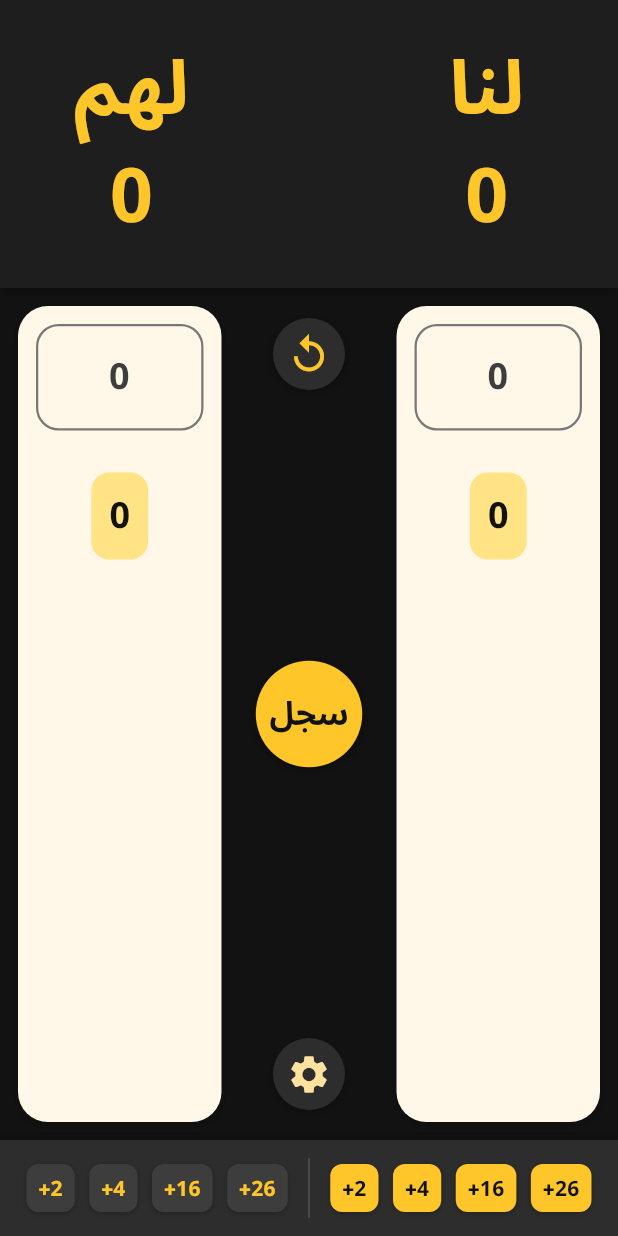
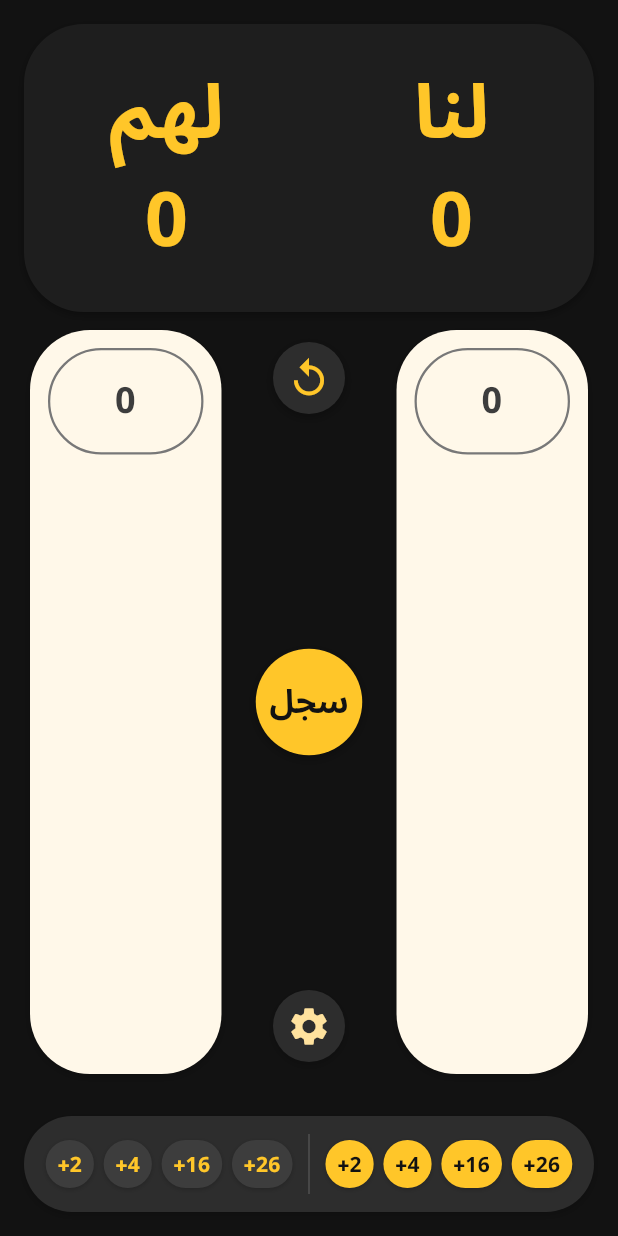
Before and after one commit to sa3eedDev/Nashra, a Flutter app: the screen it shows after launch, after a tap on the "replay" icon, on a phone screen of 412 x 824 dp. Run offline on Flutter 3.47's test engine with Material 3 defaults, Android fonts, the phone set to English and light mode, and no system bars; our stand-ins replace google_fonts.

Commit message:
updated the theme and add clock feature.

```diff
--- a/lib/home_screen.dart
+++ b/lib/home_screen.dart
@@ -45,6 +45,12 @@ class _HomeScreenState extends State<HomeScreen> with WidgetsBindingObserver {
   // Inactivity timer
   Timer? _inactivityTimer;
 
+  // Game timer
+  Timer? _gameTimer;
+  int _gameTimeInSeconds = 0;
+  String _formattedGameTime = "00:00";
+  bool _isGameTimerRunning = false;
+
   // Scoreboard mode flag
   bool _showScoreboard = false;
 
@@ -61,6 +67,9 @@ class _HomeScreenState extends State<HomeScreen> with WidgetsBindingObserver {
     // Add listeners to text controllers to handle auto-focus and auto-add
     teamOneController.addListener(_handleTeamOneInputChange);
     teamTwoController.addListener(_handleTeamTwoInputChange);
+
+    // Initialize formatted game time
+    _updateFormattedGameTime();
   }
 
   @override
@@ -69,6 +78,37 @@ class _HomeScreenState extends State<HomeScreen> with WidgetsBindingObserver {
     if (state == AppLifecycleState.resumed) {
       _resetInactivityTimer();
     }
+  }
+
+  // Start the game timer
+  void _startGameTimer() {
+    if (!_isGameTimerRunning) {
+      print("Starting game timer");
+      _isGameTimerRunning = true;
+      _gameTimer?.cancel(); // Cancel any existing timer first
+      _gameTimer = Timer.periodic(const Duration(seconds: 1), (timer) {
+        if (mounted) {
+          setState(() {
+            _gameTimeInSeconds++;
+            _updateFormattedGameTime();
+            print("Timer tick: $_formattedGameTime");
+          });
+        }
+      });
+    }
+  }
+
+  // Stop the game timer
+  void _stopGameTimer() {
+    _gameTimer?.cancel();
+    _isGameTimerRunning = false;
+  }
+
+  // Update the formatted game time string
+  void _updateFormattedGameTime() {
+    int minutes = _gameTimeInSeconds ~/ 60;
+    int seconds = _gameTimeInSeconds % 60;
+    _formattedGameTime = '${minutes.toString().padLeft(2, '0')}:${seconds.toString().padLeft(2, '0')}';
   }
 
   // Handle input changes for Team One
@@ -144,8 +184,9 @@ class _HomeScreenState extends State<HomeScreen> with WidgetsBindingObserver {
 
   @override
   void dispose() {
-    // Cancel timer
+    // Cancel timers
     _inactivityTimer?.cancel();
+    _gameTimer?.cancel();
 
     // Remove observer
     WidgetsBinding.instance.removeObserver(this);
@@ -173,6 +214,13 @@ class _HomeScreenState extends State<HomeScreen> with WidgetsBindingObserver {
     final int? scoreTwo = int.tryParse(teamTwoText);
 
     if (scoreOne != null && scoreTwo != null) {
+      // Start game timer if this is the first round
+      if (_isFirstRound) {
+        print("First round - starting timer");
+        // Start the timer outside setState to ensure it runs
+        Future.microtask(() => _startGameTimer());
+      }
+
       setState(() {
         // First round is now over
         _isFirstRound = false;
@@ -205,6 +253,9 @@ class _HomeScreenState extends State<HomeScreen> with WidgetsBindingObserver {
   // Check if any team has won
   void checkForWinner() {
     if (teamOneScore >= maxScore || teamTwoScore >= maxScore) {
+      // Stop the game timer when a team wins
+      _stopGameTimer();
+
       String winner;
 
       // If both teams passed 152, the winner is the one with higher points
@@ -224,7 +275,7 @@ class _HomeScreenState extends State<HomeScreen> with WidgetsBindingObserver {
         builder: (context) => AlertDialog(
           backgroundColor: AppTheme.surfaceA10,
           shape: RoundedRectangleBorder(
-            borderRadius: BorderRadius.circular(20),
+            borderRadius: BorderRadius.circular(40),
           ),
           title: Text(
             'انتهت اللعبة!',
@@ -244,7 +295,7 @@ class _HomeScreenState extends State<HomeScreen> with WidgetsBindingObserver {
                 padding: const EdgeInsets.all(20),
                 decoration: BoxDecoration(
                   color: AppTheme.surfaceA20,
-                  borderRadius: BorderRadius.circular(15),
+                  borderRadius: BorderRadius.circular(40),
                 ),
                 child: Text(
                   '$winner فاز باللعبة!',
@@ -283,6 +334,16 @@ class _HomeScreenState extends State<HomeScreen> with WidgetsBindingObserver {
                   ),
                 ],
               ),
+              const SizedBox(height: 12),
+              Text(
+                'وقت اللعبة: $_formattedGameTime',
+                style: GoogleFonts.notoSansArabic(
+                  textStyle: const TextStyle(
+                    color: AppTheme.primaryA30,
+                    fontSize: 16,
+                  ),
+                ),
+              ),
             ],
           ),
           actions: [
@@ -295,7 +356,7 @@ class _HomeScreenState extends State<HomeScreen> with WidgetsBindingObserver {
                     backgroundColor: AppTheme.surfaceA30,
                     padding: const EdgeInsets.symmetric(horizontal: 20, vertical: 12),
                     shape: RoundedRectangleBorder(
-                      borderRadius: BorderRadius.circular(12),
+                      borderRadius: BorderRadius.circular(40),
                     ),
                   ),
                   onPressed: () {
@@ -319,7 +380,7 @@ class _HomeScreenState extends State<HomeScreen> with WidgetsBindingObserver {
                     backgroundColor: AppTheme.primaryA0,
                     padding: const EdgeInsets.symmetric(horizontal: 20, vertical: 12),
                     shape: RoundedRectangleBorder(
-                      borderRadius: BorderRadius.circular(12),
+                      borderRadius: BorderRadius.circular(40),
                     ),
                   ),
                   onPressed: () {
@@ -359,6 +420,11 @@ class _HomeScreenState extends State<HomeScreen> with WidgetsBindingObserver {
       teamTwoController.clear();
       _isFirstRound = true;
       _showScoreboard = false;
+
+      // Reset game timer
+      _stopGameTimer();
+      _gameTimeInSeconds = 0;
+      _formattedGameTime = "00:00";
     });
 
     // Cancel inactivity timer since we're back to first round
@@ -381,6 +447,9 @@ class _HomeScreenState extends State<HomeScreen> with WidgetsBindingObserver {
         // If we've undone all moves, we're back to first round
         if (teamOneHistory.isEmpty && teamTwoHistory.isEmpty) {
           _isFirstRound = true;
+          _stopGameTimer();
+          _gameTimeInSeconds = 0;
+          _formattedGameTime = "00:00";
         }
       });
 
@@ -397,6 +466,7 @@ class _HomeScreenState extends State<HomeScreen> with WidgetsBindingObserver {
     }
 
     return Scaffold(
+      backgroundColor: AppTheme.surfaceA0,
       body: GestureDetector(
         // Dismiss keyboard when tapping outside input fields
         onTap: () {
@@ -407,9 +477,7 @@ class _HomeScreenState extends State<HomeScreen> with WidgetsBindingObserver {
         behavior: HitTestBehavior.translucent,
         child: Stack(
           children: [
-            Container(
-              color: AppTheme.surfaceA0,
-              child: SafeArea(
+            SafeArea(
               child: Column(
                 children: [
                   // Score header
@@ -417,6 +485,8 @@ class _HomeScreenState extends State<HomeScreen> with WidgetsBindingObserver {
 
                   // Main content
                   Expanded(
+                    child: Padding(
+                      padding: const EdgeInsets.symmetric(horizontal: 8.0),
                       child: Row(
                         children: [
                           // Team Two Column (لهم)
@@ -430,11 +500,11 @@ class _HomeScreenState extends State<HomeScreen> with WidgetsBindingObserver {
                         ],
                       ),
                     ),
+                  ),
 
                   // Bottom row with quick-add buttons for each team
                   buildBottomRow(),
                 ],
-                ),
               ),
             ),
 
@@ -445,6 +515,7 @@ class _HomeScreenState extends State<HomeScreen> with WidgetsBindingObserver {
                 teamTwoScore: teamTwoScore,
                 teamOneName: teamOneName,
                 teamTwoName: teamTwoName,
+                gameTime: _formattedGameTime,
                 onTap: _exitScoreboardMode,
               ),
           ],
@@ -455,10 +526,13 @@ class _HomeScreenState extends State<HomeScreen> with WidgetsBindingObserver {
 
   // Score header widget
   Widget buildScoreHeader() {
-    return Container(
+    return Padding(
+      padding: const EdgeInsets.fromLTRB(16, 16, 16, 0),
+      child: Container(
         padding: const EdgeInsets.symmetric(vertical: 24),
         decoration: BoxDecoration(
           color: AppTheme.surfaceA10,
+          borderRadius: BorderRadius.circular(40),
           boxShadow: [
             BoxShadow(
               color: Colors.black.withOpacity(0.3),
@@ -494,9 +568,28 @@ class _HomeScreenState extends State<HomeScreen> with WidgetsBindingObserver {
               ),
             ),
 
-          // Middle space for buttons - same width as middle column
-          SizedBox(
-            width: MediaQuery.of(context).size.width * 0.15,
+            // Middle section with game timer
+            if (!_isFirstRound)
+              Container(
+                padding: const EdgeInsets.symmetric(horizontal: 12, vertical: 8),
+                decoration: BoxDecoration(
+                  color: AppTheme.surfaceA20,
+                  borderRadius: BorderRadius.circular(40),
+                  border: Border.all(
+                    color: AppTheme.primaryA0.withOpacity(0.3),
+                    width: 2,
+                  ),
+                ),
+                child: Text(
+                  _formattedGameTime,
+                  style: GoogleFonts.notoSansArabic(
+                    textStyle: const TextStyle(
+                      color: AppTheme.primaryA0,
+                      fontSize: 22,
+                      fontWeight: FontWeight.w600,
+                    ),
+                  ),
+                ),
               ),
 
             // Team One Column (لنا) - Right side
@@ -525,6 +618,7 @@ class _HomeScreenState extends State<HomeScreen> with WidgetsBindingObserver {
             ),
           ],
         ),
+      ),
     );
   }
 
@@ -534,13 +628,12 @@ class _HomeScreenState extends State<HomeScreen> with WidgetsBindingObserver {
     final focusNode = isTeamOne ? teamOneFocus : teamTwoFocus;
     final history = isTeamOne ? teamOneHistory : teamTwoHistory;
     final otherHistory = isTeamOne ? teamTwoHistory : teamOneHistory;
-    final score = isTeamOne ? teamOneScore : teamTwoScore;
 
     return Container(
       margin: const EdgeInsets.all(12),
       decoration: BoxDecoration(
         color: AppTheme.fieldBackground,
-        borderRadius: BorderRadius.circular(20),
+        borderRadius: BorderRadius.circular(40),
         boxShadow: [
           BoxShadow(
             color: Colors.black.withOpacity(0.2),
@@ -558,7 +651,7 @@ class _HomeScreenState extends State<HomeScreen> with WidgetsBindingObserver {
             decoration: BoxDecoration(
               color: AppTheme.fieldBackground,
               border: Border.all(color: AppTheme.fieldBorder, width: 1.5),
-              borderRadius: BorderRadius.circular(15),
+              borderRadius: BorderRadius.circular(40),
             ),
             child: TextField(
               controller: controller,
@@ -592,35 +685,8 @@ class _HomeScreenState extends State<HomeScreen> with WidgetsBindingObserver {
               padding: const EdgeInsets.symmetric(horizontal: 12),
               child: ListView.builder(
                 padding: const EdgeInsets.symmetric(vertical: 8),
-                itemCount: history.length + 1,
+                itemCount: history.length,
                 itemBuilder: (context, index) {
-                  // Show current total at the bottom
-                  if (index == history.length) {
-                    return Column(
-                      children: [
-                        const SizedBox(height: 8),
-                        Container(
-                          padding: const EdgeInsets.all(12),
-                          decoration: BoxDecoration(
-                            color: AppTheme.scoreBackground,
-                            borderRadius: BorderRadius.circular(12),
-                          ),
-                          child: Text(
-                            score.toString(),
-                            style: GoogleFonts.notoSansArabic(
-                              textStyle: const TextStyle(
-                                fontSize: 24,
-                                fontWeight: FontWeight.bold,
-                                color: AppTheme.surfaceA0,
-                              ),
-                            ),
-                          ),
-                        ),
-                        const SizedBox(height: 12),
-                      ],
-                    );
-                  }
-
                   // Show history items
                   final historyIndex = history.length - 1 - index;
 
@@ -637,7 +703,7 @@ class _HomeScreenState extends State<HomeScreen> with WidgetsBindingObserver {
                         padding: const EdgeInsets.symmetric(vertical: 8, horizontal: 12),
                         decoration: isHigherScore ? BoxDecoration(
                           color: AppTheme.scoreBackground,
-                          borderRadius: BorderRadius.circular(8),
+                          borderRadius: BorderRadius.circular(40),
                         ) : null,
                         child: Text(
                           history[historyIndex].toString(),
@@ -746,6 +812,9 @@ class _HomeScreenState extends State<HomeScreen> with WidgetsBindingObserver {
                 context: context,
                 builder: (context) => AlertDialog(
                   backgroundColor: AppTheme.surfaceA10,
+                  shape: RoundedRectangleBorder(
+                    borderRadius: BorderRadius.circular(40),
+                  ),
                   title: Text(
                     'الإعدادات',
                     textAlign: TextAlign.center,
@@ -765,7 +834,7 @@ class _HomeScreenState extends State<HomeScreen> with WidgetsBindingObserver {
                           backgroundColor: AppTheme.primaryA0,
                           padding: const EdgeInsets.symmetric(horizontal: 24, vertical: 12),
                           shape: RoundedRectangleBorder(
-                            borderRadius: BorderRadius.circular(12),
+                            borderRadius: BorderRadius.circular(40),
                           ),
                         ),
                         onPressed: () {
@@ -789,7 +858,7 @@ class _HomeScreenState extends State<HomeScreen> with WidgetsBindingObserver {
                           backgroundColor: AppTheme.surfaceA30,
                           padding: const EdgeInsets.symmetric(horizontal: 24, vertical: 12),
                           shape: RoundedRectangleBorder(
-                            borderRadius: BorderRadius.circular(12),
+                            borderRadius: BorderRadius.circular(40),
                           ),
                         ),
                         onPressed: () {
@@ -826,15 +895,18 @@ class _HomeScreenState extends State<HomeScreen> with WidgetsBindingObserver {
 
   // Bottom row with quick-add buttons for each team
   Widget buildBottomRow() {
-    return Container(
+    return Padding(
+      padding: const EdgeInsets.all(16),
+      child: Container(
         padding: const EdgeInsets.symmetric(vertical: 12, horizontal: 8),
         decoration: BoxDecoration(
           color: AppTheme.surfaceA20,
+          borderRadius: BorderRadius.circular(40),
           boxShadow: [
             BoxShadow(
               color: Colors.black.withOpacity(0.2),
               blurRadius: 4,
-            offset: const Offset(0, -2),
+              offset: const Offset(0, 2),
             ),
           ],
         ),
@@ -875,6 +947,7 @@ class _HomeScreenState extends State<HomeScreen> with WidgetsBindingObserver {
             ),
           ],
         ),
+      ),
     );
   }
 
@@ -884,6 +957,12 @@ class _HomeScreenState extends State<HomeScreen> with WidgetsBindingObserver {
       onTap: () {
         // Dismiss keyboard when adding score with quick buttons
         FocusScope.of(context).unfocus();
+
+        // Start game timer if this is the first round
+        if (_isFirstRound) {
+          print("First round (quick add) - starting timer");
+          Future.microtask(() => _startGameTimer());
+        }
 
         setState(() {
           // First round is now over
@@ -917,7 +996,7 @@ class _HomeScreenState extends State<HomeScreen> with WidgetsBindingObserver {
         padding: const EdgeInsets.symmetric(horizontal: 8, vertical: 6),
         decoration: BoxDecoration(
           color: isTeamOne ? AppTheme.primaryA0 : AppTheme.surfaceA30,
-          borderRadius: BorderRadius.circular(8),
+          borderRadius: BorderRadius.circular(40),
           boxShadow: [
             BoxShadow(
               color: Colors.black.withOpacity(0.2),
--- a/lib/main.dart
+++ b/lib/main.dart
@@ -6,17 +6,11 @@ import 'theme/app_theme.dart';
 void main() {
   WidgetsFlutterBinding.ensureInitialized();
 
-  // Set preferred orientations
-  SystemChrome.setPreferredOrientations([
-    DeviceOrientation.portraitUp,
-    DeviceOrientation.portraitDown,
-  ]);
-
   // Set system UI overlay style
   SystemChrome.setSystemUIOverlayStyle(
     const SystemUiOverlayStyle(
       statusBarColor: Colors.transparent,
-      statusBarIconBrightness: Brightness.light,
+      statusBarIconBrightness: Brightness.dark, // Dark icons for light status bar
       systemNavigationBarColor: AppTheme.surfaceA0,
       systemNavigationBarIconBrightness: Brightness.light,
     ),
--- a/lib/theme/app_theme.dart
+++ b/lib/theme/app_theme.dart
@@ -2,7 +2,7 @@ import 'package:flutter/material.dart';
 import 'package:google_fonts/google_fonts.dart';
 
 class AppTheme {
-  // Colors from the provided theme - primary palette
+  // Primary colors
   static const Color primaryA0 = Color(0xFFFFC629);  // Bright yellow
   static const Color primaryA10 = Color(0xFFFFD24D); // Light yellow
   static const Color primaryA20 = Color(0xFFFFDB7A); // Pale yellow
@@ -10,7 +10,7 @@ class AppTheme {
   static const Color primaryA40 = Color(0xFFFFEAC1); // Almost white yellow
   static const Color primaryA50 = Color(0xFFFFF2DE); // Off-white yellow
 
-  // Surface colors - darker variants for the new theme
+  // Surface colors
   static const Color surfaceA0 = Color(0xFF121212);  // Very dark background
   static const Color surfaceA10 = Color(0xFF1E1E1E); // Dark background
   static const Color surfaceA20 = Color(0xFF2D2D2D); // Medium dark
@@ -18,13 +18,15 @@ class AppTheme {
   static const Color surfaceA40 = Color(0xFF505050); // Light gray
   static const Color surfaceA50 = Color(0xFF696969); // Very light gray
 
-  // Scoreboard mode colors
-  static const Color scoreboardBackground = Colors.black; // Pure black for OLED screens
-
-  // Field colors inspired by the image
+  // Field colors
   static const Color fieldBackground = Color(0xFFFFF8E9); // Cream background
   static const Color fieldBorder = Color(0xFF787878);    // Gray border
+
+  // Score colors
   static const Color scoreBackground = Color(0xFFFFE384); // Yellow score highlight
+
+  // Scoreboard background (pure black for OLED screens)
+  static const Color scoreboardBackground = Colors.black;
 
   // Main theme colors
   static const Color primaryColor = surfaceA0;       // Background color
@@ -32,20 +34,20 @@ class AppTheme {
   static const Color textColorDark = surfaceA0;      // Text on light backgrounds
   static const Color textColorLight = primaryA50;    // Text on dark backgrounds
 
-  // Text Styles
+  // Text styles
+  static final TextStyle scoreTextStyle = GoogleFonts.notoSansArabic(
+    textStyle: const TextStyle(
+      color: primaryA0,
+      fontSize: 50,
+      fontWeight: FontWeight.bold,
+    ),
+  );
+
   static TextStyle headerTextStyle = GoogleFonts.notoSansArabic(
     textStyle: const TextStyle(
       color: primaryA0,
       fontSize: 18,
       fontWeight: FontWeight.normal,
-    ),
-  );
-
-  static TextStyle scoreTextStyle = GoogleFonts.notoSansArabic(
-    textStyle: const TextStyle(
-      color: primaryA0,
-      fontSize: 50,
-      fontWeight: FontWeight.bold,
     ),
   );
 
```
Also changed, not shown: lib/scoreboard_overlay.dart (+56 -12 lines), 1 other file. Lines whose indentation alone changed are shown as unchanged.
